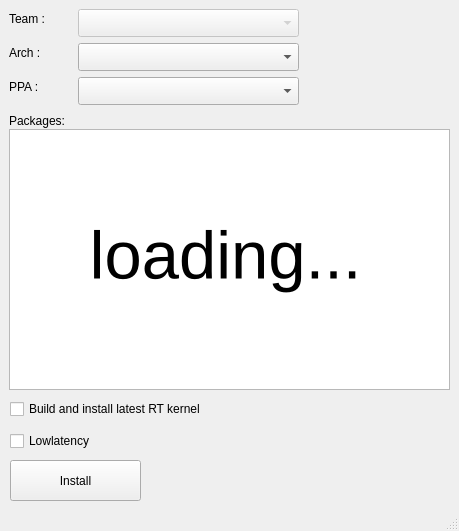
The window that kxfed_ui.ui (millerthegorilla/launchpad_rpm) describes before a commit, drawn with Qt 5.
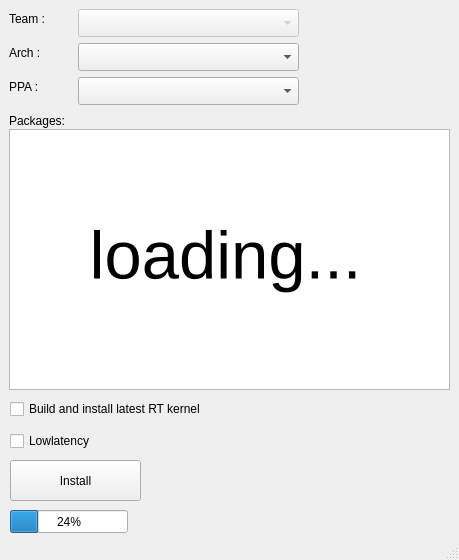
The same window after the commit.

Diff of the .ui file:
```diff
--- a/kxfed_ui.ui
+++ b/kxfed_ui.ui
@@ -10,7 +10,7 @@
     <x>0</x>
     <y>0</y>
     <width>459</width>
-    <height>531</height>
+    <height>560</height>
    </rect>
   </property>
   <property name="sizePolicy">
@@ -187,6 +187,22 @@
      <set>Qt::AlignCenter</set>
     </property>
    </widget>
+   <widget class="QProgressBar" name="progress_bar">
+    <property name="enabled">
+     <bool>true</bool>
+    </property>
+    <property name="geometry">
+     <rect>
+      <x>10</x>
+      <y>510</y>
+      <width>118</width>
+      <height>23</height>
+     </rect>
+    </property>
+    <property name="value">
+     <number>24</number>
+    </property>
+   </widget>
    <zorder>pkgs_tableView</zorder>
    <zorder>team_label</zorder>
    <zorder>team_combo</zorder>
@@ -199,6 +215,7 @@
    <zorder>lowlatency_chk</zorder>
    <zorder>install_btn</zorder>
    <zorder>load_label</zorder>
+   <zorder>progress_bar</zorder>
   </widget>
   <widget class="QStatusBar" name="statusbar"/>
  </widget>
```
